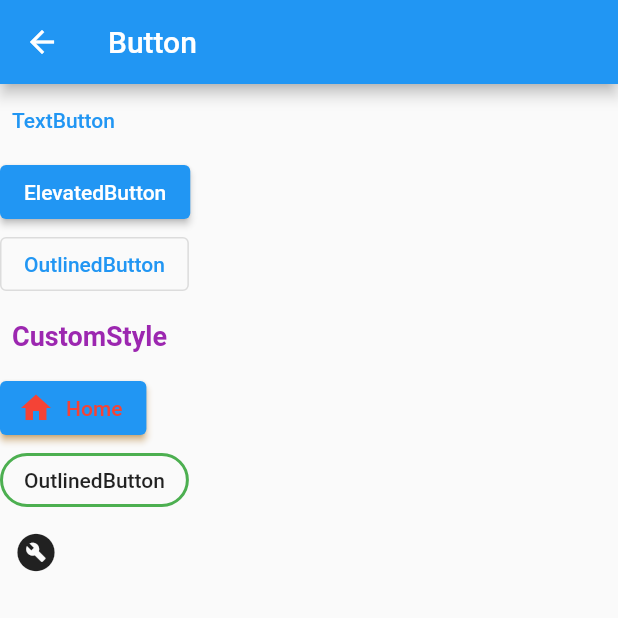
After one commit to ChrisWongAtCUHK/my_widgets, a Flutter app: the ButtonScreen screen opened by its route, on a phone screen of 412 x 824 dp, the top half of it. The commit adds this screen. Run offline on Flutter 3.47's test engine with Material 2 defaults, Android fonts, the phone set to English and light mode, and no system bars.

Commit message:
Flutter體驗 Day 9-Button組件

```diff
--- a/lib/main.dart
+++ b/lib/main.dart
@@ -3,6 +3,7 @@ import 'views/home.dart';
 import 'views/time.dart';
 import 'views/text.dart';
 import 'views/image.dart';
+import 'views/button.dart';
 
 void main() => runApp(const MyApp());
 
@@ -22,6 +23,7 @@ class MyApp extends StatelessWidget {
         '/time': (context) => const TimeScreen(),
         '/text': (context) => const TextScreen(),
         '/image': (context) => const ImageScreen(),
+        '/button': (context) => const ButtonScreen(),
       },
     );
   }
--- /dev/null
+++ b/lib/views/button.dart
@@ -0,0 +1,83 @@
+import 'package:flutter/material.dart';
+
+class ButtonScreen extends StatelessWidget {
+  const ButtonScreen({super.key});
+
+  @override
+  Widget build(BuildContext context) {
+    // 	TextButton
+    var textButton = TextButton(
+      child: const Text('TextButton'),
+      onPressed: () {},
+    );
+
+    // ElevatedButton
+    var elevtedButton = ElevatedButton(
+      child: const Text('ElevatedButton'),
+      onPressed: () {},
+    );
+
+    // 	OutlinedButton
+    var outlinedButton = OutlinedButton(
+      child: const Text('OutlinedButton'),
+      onPressed: () {},
+    );
+
+    var textButtonWithStyle = TextButton(
+      onPressed: () {},
+      style: TextButton.styleFrom(
+        foregroundColor: Colors.purple,
+        textStyle: const TextStyle(
+          fontSize: 18.0,
+          fontWeight: FontWeight.bold,
+        ),
+      ),
+      child: const Text('CustomStyle'),
+    );
+
+    var elevatedButtonWithIcon = ElevatedButton.icon(
+      icon: const Icon(Icons.home),
+      label: const Text('Home'),
+      onPressed: () {},
+      style: ElevatedButton.styleFrom(
+        foregroundColor: Colors.red,
+        shadowColor: Colors.orange,
+      ),
+    );
+
+    var outlinedButtonWithStyle = OutlinedButton(
+      onPressed: () {},
+      style: OutlinedButton.styleFrom(
+        foregroundColor: Colors.black87,
+        shape: RoundedRectangleBorder(
+          borderRadius: BorderRadius.circular(18.0),
+        ),
+        side: const BorderSide(width: 2, color: Colors.green),
+      ),
+      child: const Text('OutlinedButton'),
+    );
+
+    var iconButton = IconButton(
+      icon: const Icon(Icons.build_circle),
+      iconSize: 30.0,
+      splashRadius: 20.0,
+      onPressed: () {},
+    );
+
+    return Scaffold(
+      appBar: AppBar(title: const Text('Button')),
+      body: Column(
+        crossAxisAlignment: CrossAxisAlignment.start,
+        children: [
+          textButton,
+          elevtedButton,
+          outlinedButton,
+          textButtonWithStyle,
+          elevatedButtonWithIcon,
+          outlinedButtonWithStyle,
+          iconButton
+        ],
+      ),
+    );
+  }
+}
--- a/lib/views/home.dart
+++ b/lib/views/home.dart
@@ -27,6 +27,10 @@ class HomeScreen extends StatelessWidget {
         title: const Text('Image'),
         onTap: () => Navigator.pushNamed(context, '/image'),
       ),
+      ListTile(
+        title: const Text('Button'),
+        onTap: () => Navigator.pushNamed(context, '/button'),
+      ),
     ];
 
     return ListView(children: items);
```
Also changed, not shown: 1 other file.
